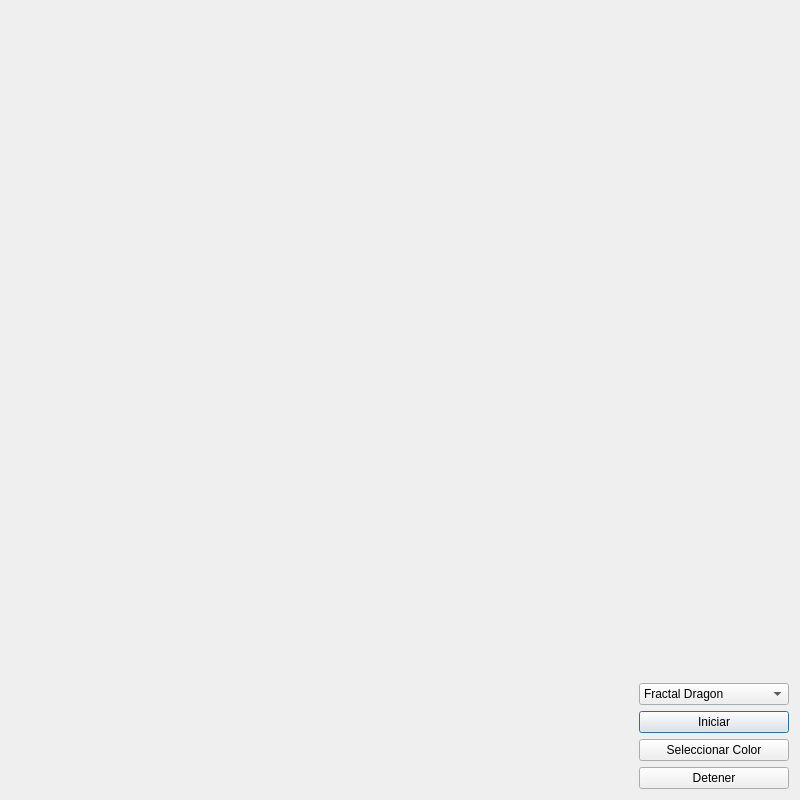
First picture: the form in appFractales/dialog.ui, repository axlRoman/Aplicaciones-Graficacion, before the edit.
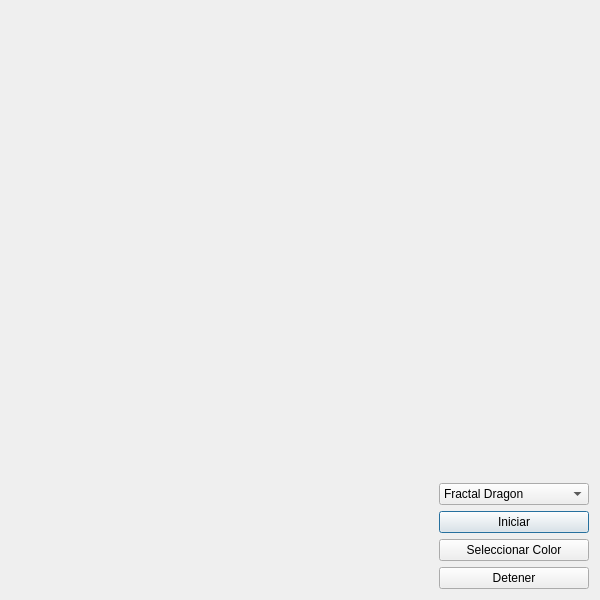
Second picture: the form after the edit.

Patch:
```diff
--- a/appFractales/dialog.ui
+++ b/appFractales/dialog.ui
@@ -6,8 +6,8 @@
    <rect>
     <x>0</x>
     <y>0</y>
-    <width>800</width>
-    <height>800</height>
+    <width>600</width>
+    <height>600</height>
    </rect>
   </property>
   <property name="windowTitle">
```
